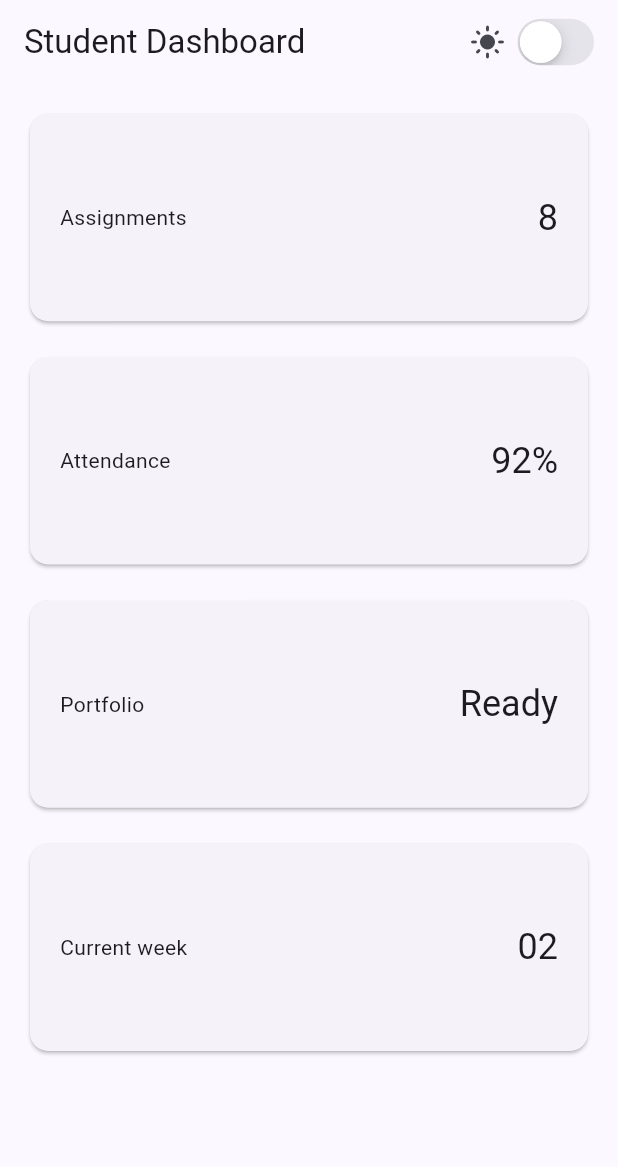
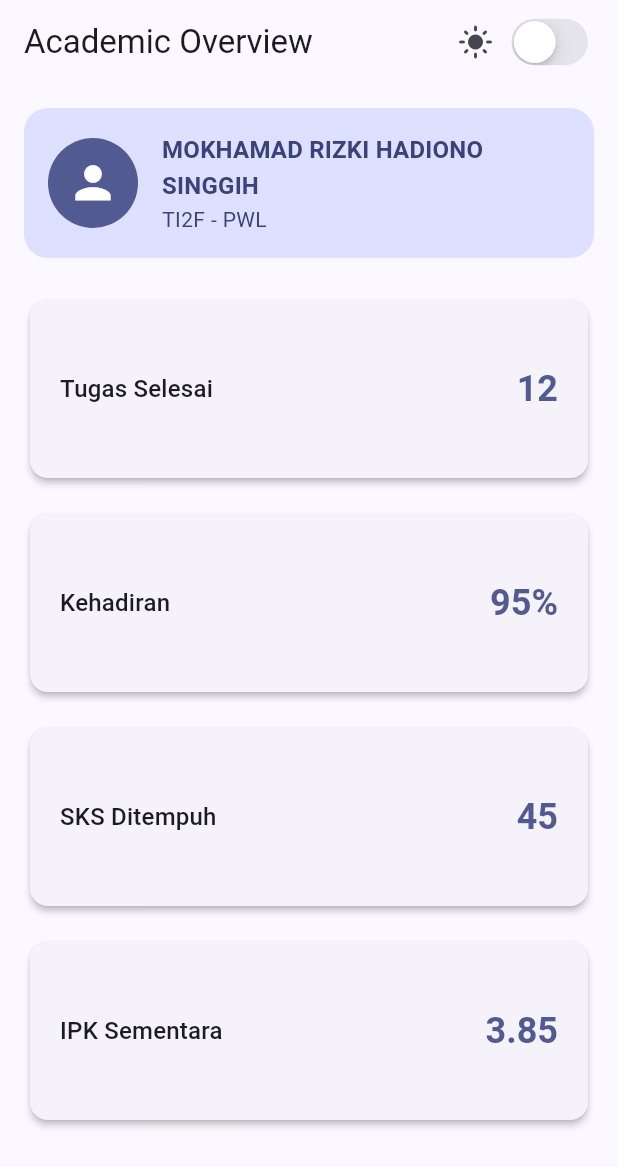
Before and after one commit to RizkiHadiono/244107020198-mobile-course, a Flutter app: the screen it shows after launch, on a phone screen of 412 x 824 dp. Shown: the top 1167 px of the screen. Run offline on Flutter 3.47's test engine with Material 3 defaults, Android fonts, the light colour scheme and no system bars.

Commit message:
Tugas dan AI design exploration. Tugas utama & AI Prompt Challenge

```diff
--- a/_02_week_2_declarative_ui_responsive_design/lib/main.dart
+++ b/_02_week_2_declarative_ui_responsive_design/lib/main.dart
@@ -1,29 +1,35 @@
 import 'package:flutter/material.dart';
 import 'package:flutter/cupertino.dart';
 
-void main() => runApp(const DashboardApp());
+void main() => runApp(const AcademicOverviewApp());
 
-class DashboardApp extends StatefulWidget {
-  const DashboardApp({super.key});
+class AcademicOverviewApp extends StatefulWidget {
+  const AcademicOverviewApp({super.key});
 
   @override
-  State<DashboardApp> createState() => _DashboardAppState();
+  State<AcademicOverviewApp> createState() => _AcademicOverviewAppState();
 }
 
-class _DashboardAppState extends State<DashboardApp> {
+class _AcademicOverviewAppState extends State<AcademicOverviewApp> {
   bool isDark = false;
 
   @override
   Widget build(BuildContext context) {
     return MaterialApp(
+      title: 'Academic Overview',
       debugShowCheckedModeBanner: false,
-      theme: ThemeData(useMaterial3: true, colorSchemeSeed: Colors.indigo),
+      theme: ThemeData(
+        useMaterial3: true,
+        colorSchemeSeed: Colors.indigo,
+        brightness: Brightness.light,
+      ),
       darkTheme: ThemeData(
         useMaterial3: true,
+        colorSchemeSeed: Colors.indigo,
         brightness: Brightness.dark,
-          colorSchemeSeed: Colors.indigo),
+      ),
       themeMode: isDark ? ThemeMode.dark : ThemeMode.light,
-      home: DashboardPage(
+      home: AcademicDashboardPage(
         isDark: isDark,
         onDarkChanged: (value) => setState(() => isDark = value),
       ),
@@ -31,12 +37,13 @@ class _DashboardAppState extends State<DashboardApp> {
   }
 }
 
-class DashboardPage extends StatelessWidget {
-  const DashboardPage({
+class AcademicDashboardPage extends StatelessWidget {
+  const AcademicDashboardPage({
     required this.isDark,
     required this.onDarkChanged,
     super.key,
   });
+
   final bool isDark;
   final ValueChanged<bool> onDarkChanged;
 
@@ -44,41 +51,95 @@ class DashboardPage extends StatelessWidget {
   Widget build(BuildContext context) {
     return Scaffold(
       appBar: AppBar(
-        title: const Text('Student Dashboard'),
+        title: const Text('Academic Overview'),
         actions: [
           Row(
             children: [
               Icon(isDark ? Icons.dark_mode : Icons.light_mode),
-              const SizedBox(width: 4),
+              const SizedBox(width: 8),
+              // Memenuhi Ketentuan: Label Aksesibilitas
               Semantics(
-                label: 'Tombol untuk mengganti tema gelap dan terang',
+                label: 'Tombol ganti tema gelap atau terang',
                 child: CupertinoSwitch(
                   value: isDark,
                   onChanged: onDarkChanged,
                 ),
               ),
-              const SizedBox(width: 12),
+              const SizedBox(width: 16),
             ],
           ),
         ],
       ),
-      body: LayoutBuilder(
+      // Menggunakan SingleChildScrollView agar bisa di-scroll jika layar terlalu kecil
+      body: SingleChildScrollView(
+        padding: const EdgeInsets.all(16.0),
+        child: Column(
+          children: [
+            // 1. Memenuhi Ketentuan: Header Profil (Row, Column, Expanded, Container)
+            Container(
+              padding: const EdgeInsets.all(16),
+              decoration: BoxDecoration(
+                color: Theme.of(context).colorScheme.primaryContainer,
+                borderRadius: BorderRadius.circular(16),
+              ),
+              child: Row(
+                children: [
+                  CircleAvatar(
+                    radius: 30,
+                    backgroundColor: Theme.of(context).colorScheme.primary,
+                    child: Icon(Icons.person,
+                        size: 35, color: Theme.of(context).colorScheme.onPrimary),
+                  ),
+                  const SizedBox(width: 16),
+                  Expanded(
+                    child: Column(
+                      crossAxisAlignment: CrossAxisAlignment.start,
+                      children: [
+                        Text(
+                          'MOKHAMAD RIZKI HADIONO SINGGIH',
+                          style: Theme.of(context).textTheme.titleMedium?.copyWith(
+                                fontWeight: FontWeight.bold,
+                                color: Theme.of(context).colorScheme.onPrimaryContainer,
+                              ),
+                        ),
+                        Text(
+                          'TI2F - PWL',
+                          style: Theme.of(context).textTheme.bodyMedium?.copyWith(
+                                color: Theme.of(context).colorScheme.onPrimaryContainer,
+                              ),
+                        ),
+                      ],
+                    ),
+                  ),
+                ],
+              ),
+            ),
+
+            const SizedBox(height: 24),
+
+            // 2. Memenuhi Ketentuan: Layout Responsif 1 atau 2 Kolom
+            LayoutBuilder(
               builder: (context, constraints) {
                 final columns = constraints.maxWidth >= 700 ? 2 : 1;
                 return GridView.count(
-            padding: const EdgeInsets.all(16),
+                  shrinkWrap: true, // Agar GridView tidak error di dalam ScrollView
+                  physics: const NeverScrollableScrollPhysics(), // Scroll diatur oleh SingleChildScrollView
                   crossAxisCount: columns,
                   crossAxisSpacing: 16,
                   mainAxisSpacing: 16,
-            childAspectRatio: 2.6,
+                  childAspectRatio: columns == 1 ? 3.0 : 2.5, // Menyesuaikan tinggi kartu
                   children: const [
-              DashboardCard(title: 'Assignments', value: '8'),
-              DashboardCard(title: 'Attendance', value: '92%'),
-              DashboardCard(title: 'Portfolio', value: 'Ready'),
-              DashboardCard(title: 'Current week', value: '02'),
+                    // 3. Memenuhi Ketentuan: Minimal 4 Kartu Informasi
+                    DashboardCard(title: 'Tugas Selesai', value: '12'),
+                    DashboardCard(title: 'Kehadiran', value: '95%'),
+                    DashboardCard(title: 'SKS Ditempuh', value: '45'),
+                    DashboardCard(title: 'IPK Sementara', value: '3.85'),
                   ],
                 );
               },
+            ),
+          ],
+        ),
       ),
     );
   }
@@ -86,18 +147,37 @@ class DashboardPage extends StatelessWidget {
 
 class DashboardCard extends StatelessWidget {
   const DashboardCard({required this.title, required this.value, super.key});
+
   final String title;
   final String value;
 
   @override
   Widget build(BuildContext context) {
-    return Card(
+    // Memenuhi Ketentuan: Label aksesibilitas pada informasi penting
+    return Semantics(
+      label: 'Kartu informasi $title dengan nilai $value',
+      child: Card(
+        elevation: 2,
         child: Padding(
           padding: const EdgeInsets.all(20),
-        child: Row(children: [
-          Expanded(child: Text(title)),
-          Text(value, style: Theme.of(context).textTheme.headlineSmall),
-        ]),
+          child: Row(
+            children: [
+              Expanded(
+                child: Text(
+                  title,
+                  style: Theme.of(context).textTheme.titleMedium,
+                ),
+              ),
+              Text(
+                value,
+                style: Theme.of(context).textTheme.headlineSmall?.copyWith(
+                  fontWeight: FontWeight.bold,
+                  color: Theme.of(context).colorScheme.primary,
+                ),
+              ),
+            ],
+          ),
+        ),
       ),
     );
   }
```
Lines whose indentation alone changed are shown as unchanged.
